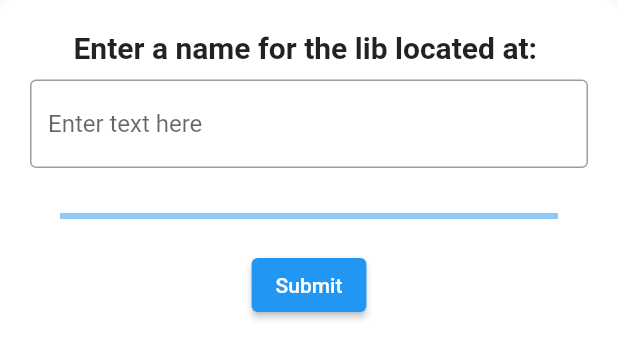
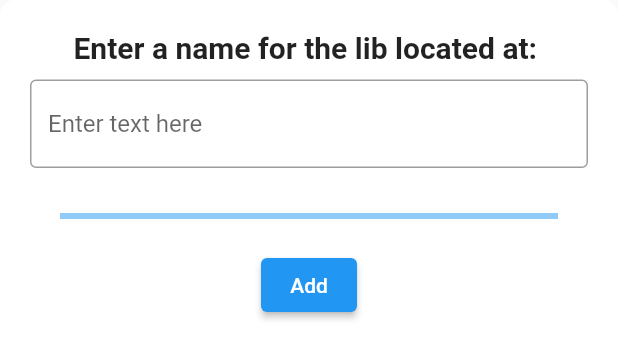
Before and after one commit to ASentientBanana/mangakolekt, a Flutter app: the AddToLibraryModal widget shown alone on an empty page, opened directly with empty values, on a phone screen of 412 x 824 dp. Shown: the top 358 px of the screen. Run offline on Flutter 3.47's test engine with Material 2 defaults, Android fonts, the phone set to English and light mode, and no system bars; our stand-ins replace file_picker, flutter_bloc.

Commit message:
Updated a text widget to say add instead of submit

```diff
--- a/lib/widgets/lib_add.dart
+++ b/lib/widgets/lib_add.dart
@@ -1,5 +1,4 @@
 import 'dart:ui';
-
 import 'package:flutter/material.dart';
 import 'package:flutter_bloc/flutter_bloc.dart';
 import 'package:mangakolekt/bloc/library.dart';
@@ -81,28 +80,10 @@ class AddToLibraryModalState extends State<AddToLibraryModal> {
           ),
           ElevatedButton(
             onPressed: handleSubmit,
-            child: const Text('Submit'),
+            child: const Text('Add'),
           ),
         ],
       ),
     );
   }
 }
-
-// import 'package:flutter/material.dart';
-
-// class PopupModal extends StatelessWidget {
-
-//   @override
-//   Widget build(BuildContext context) {
-//     return GestureDetector(
-//       onTap: () => FocusScope.of(context).unfocus(),
-//       child: Material(
-//         color: Colors.transparent,
-//         child: Center(
-//           child:
-//         ),
-//       ),
-//     );
-//   }
-// }
```
